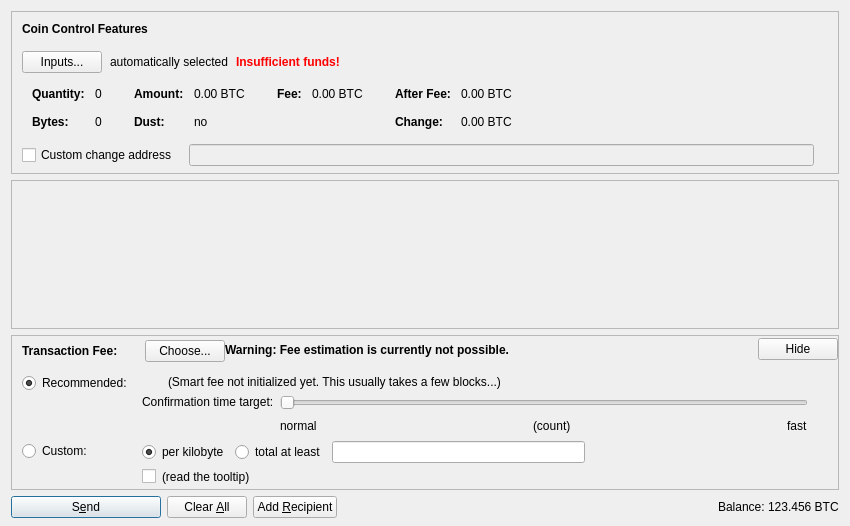
This is src/qt/forms/sendcoinsdialog.ui in bitnet-io/bitnet-core as Qt 5 draws it before an edit. The edited form follows.
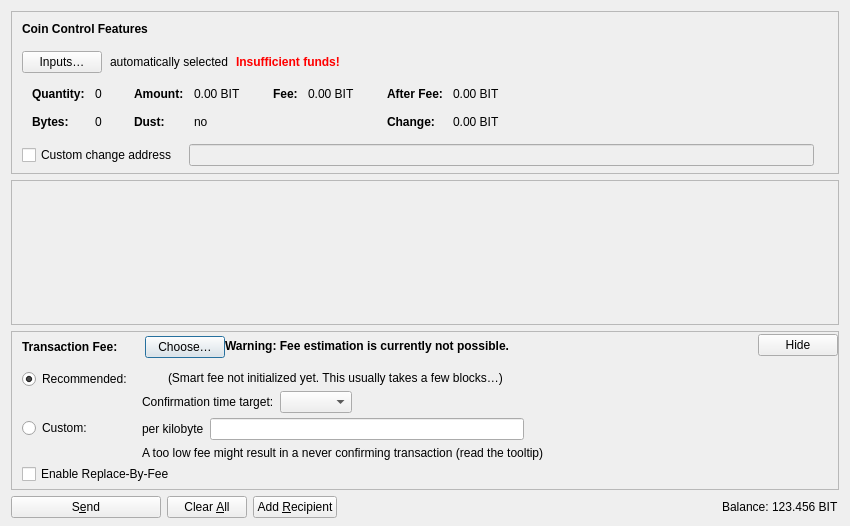
This is the edited form. Icons and pictures are not drawn. Custom widgets are drawn as their Qt base class.

```diff
--- a/src/qt/forms/sendcoinsdialog.ui
+++ b/src/qt/forms/sendcoinsdialog.ui
@@ -107,7 +107,7 @@
              <string notr="true"/>
             </property>
             <property name="text">
-             <string>Inputs...</string>
+             <string>Inputs…</string>
             </property>
             <property name="autoDefault">
              <bool>false</bool>
@@ -324,7 +324,7 @@
                   <enum>Qt::ActionsContextMenu</enum>
                  </property>
                  <property name="text">
-                  <string notr="true">0.00 BTC</string>
+                  <string notr="true">0.00 BIT</string>
                  </property>
                  <property name="textInteractionFlags">
                   <set>Qt::LinksAccessibleByMouse|Qt::TextSelectableByKeyboard|Qt::TextSelectableByMouse</set>
@@ -404,7 +404,7 @@
                   <enum>Qt::ActionsContextMenu</enum>
                  </property>
                  <property name="text">
-                  <string notr="true">0.00 BTC</string>
+                  <string notr="true">0.00 BIT</string>
                  </property>
                  <property name="textInteractionFlags">
                   <set>Qt::LinksAccessibleByMouse|Qt::TextSelectableByKeyboard|Qt::TextSelectableByMouse</set>
@@ -455,7 +455,7 @@
                   <enum>Qt::ActionsContextMenu</enum>
                  </property>
                  <property name="text">
-                  <string notr="true">0.00 BTC</string>
+                  <string notr="true">0.00 BIT</string>
                  </property>
                  <property name="textInteractionFlags">
                   <set>Qt::LinksAccessibleByMouse|Qt::TextSelectableByKeyboard|Qt::TextSelectableByMouse</set>
@@ -484,7 +484,7 @@
                   <enum>Qt::ActionsContextMenu</enum>
                  </property>
                  <property name="text">
-                  <string notr="true">0.00 BTC</string>
+                  <string notr="true">0.00 BIT</string>
                  </property>
                  <property name="textInteractionFlags">
                   <set>Qt::LinksAccessibleByMouse|Qt::TextSelectableByKeyboard|Qt::TextSelectableByMouse</set>
@@ -738,7 +738,7 @@
               <item>
                <widget class="QPushButton" name="buttonChooseFee">
                 <property name="text">
-                 <string>Choose...</string>
+                 <string>Choose…</string>
                 </property>
                </widget>
               </item>
@@ -762,7 +762,7 @@
           <item>
            <widget class="QLabel" name="fallbackFeeWarningLabel">
             <property name="toolTip">
-             <string>Using the fallbackfee can result in sending a transaction that will take several hours or days (or never) to confirm. Consider choosing your fee manually or wait until your have validated the complete chain.</string>
+             <string>Using the fallbackfee can result in sending a transaction that will take several hours or days (or never) to confirm. Consider choosing your fee manually or wait until you have validated the complete chain.</string>
             </property>
             <property name="font">
             <font>
@@ -797,7 +797,7 @@
           <item>
            <widget class="QPushButton" name="buttonMinimizeFee">
             <property name="toolTip">
-             <string>collapse fee-settings</string>
+             <string>Hide transaction fee settings</string>
             </property>
             <property name="text">
              <string>Hide</string>
@@ -846,36 +846,19 @@
                <item>
                 <layout class="QHBoxLayout" name="horizontalLayoutFee13">
                  <item>
-                  <widget class="QRadioButton" name="radioCustomPerKilobyte">
+                  <widget class="QLabel" name="labelCustomPerKilobyte">
                    <property name="toolTip">
-                    <string>If the custom fee is set to 1000 satoshis and the transaction is only 250 bytes, then &quot;per kilobyte&quot; only pays 250 satoshis in fee, while &quot;total at least&quot; pays 1000 satoshis. For transactions bigger than a kilobyte both pay by kilobyte.</string>
+                    <string>Specify a custom fee per kB (1,000 bytes) of the transaction's virtual size.
+
+Note:  Since the fee is calculated on a per-byte basis, a fee rate of "100 satoshis per kvB" for a transaction size of 500 virtual bytes (half of 1 kvB) would ultimately yield a fee of only 50 satoshis.</string>
                    </property>
                    <property name="text">
                     <string>per kilobyte</string>
                    </property>
-                   <property name="checked">
-                    <bool>true</bool>
-                   </property>
-                   <attribute name="buttonGroup">
-                    <string notr="true">groupCustomFee</string>
-                   </attribute>
                   </widget>
                  </item>
                  <item>
-                  <widget class="QRadioButton" name="radioCustomAtLeast">
-                   <property name="toolTip">
-                    <string>If the custom fee is set to 1000 satoshis and the transaction is only 250 bytes, then &quot;per kilobyte&quot; only pays 250 satoshis in fee, while &quot;total at least&quot; pays 1000 satoshis. For transactions bigger than a kilobyte both pay by kilobyte.</string>
-                   </property>
-                   <property name="text">
-                    <string>total at least</string>
-                   </property>
-                   <attribute name="buttonGroup">
-                    <string notr="true">groupCustomFee</string>
-                   </attribute>
-                  </widget>
-                 </item>
-                 <item>
-                  <widget class="BitcoinAmountField" name="customFee"/>
+                  <widget class="BitnetAmountField" name="customFee"/>
                  </item>
                  <item>
                   <spacer name="horizontalSpacer_6">
@@ -895,28 +878,15 @@
                <item>
                 <layout class="QHBoxLayout" name="horizontalLayoutFee8">
                  <item>
-                  <widget class="QCheckBox" name="checkBoxMinimumFee">
-                   <property name="toolTip">
-                    <string>Paying only the minimum fee is just fine as long as there is less transaction volume than space in the blocks. But be aware that this can end up in a never confirming transaction once there is more demand for bitnet transactions than the network can process.</string>
-                   </property>
-                   <property name="text">
-                    <string/>
-                   </property>
-                  </widget>
-                 </item>
-                 <item>
-                  <widget class="QLabel" name="labelMinFeeWarning">
+                  <widget class="QLabel" name="labelCustomFeeWarning">
                    <property name="enabled">
                     <bool>true</bool>
                    </property>
                    <property name="toolTip">
-                    <string>Paying only the minimum fee is just fine as long as there is less transaction volume than space in the blocks. But be aware that this can end up in a never confirming transaction once there is more demand for bitnet transactions than the network can process.</string>
+                    <string>When there is less transaction volume than space in the blocks, miners as well as relaying nodes may enforce a minimum fee. Paying only this minimum fee is just fine, but be aware that this can result in a never confirming transaction once there is more demand for bitnet transactions than the network can process.</string>
                    </property>
                    <property name="text">
-                    <string>(read the tooltip)</string>
-                   </property>
-                   <property name="margin">
-                    <number>5</number>
+                    <string>A too low fee might result in a never confirming transaction (read the tooltip)</string>
                    </property>
                   </widget>
                  </item>
@@ -1009,9 +979,6 @@
                    <property name="text">
                     <string/>
                    </property>
-                   <property name="margin">
-                    <number>2</number>
-                   </property>
                   </widget>
                  </item>
                  <item>
@@ -1024,10 +991,7 @@
                  <item>
                   <widget class="QLabel" name="labelSmartFee2">
                    <property name="text">
-                    <string>(Smart fee not initialized yet. This usually takes a few blocks...)</string>
-                   </property>
-                   <property name="margin">
-                    <number>2</number>
+                    <string>(Smart fee not initialized yet. This usually takes a few blocks…)</string>
                    </property>
                   </widget>
                  </item>
@@ -1055,24 +1019,8 @@
                      <property name="text">
                       <string>Confirmation time target:</string>
                      </property>
-                     <property name="margin">
-                      <number>2</number>
-                     </property>
                     </widget>
                    </item>
-                   <item>
-                    <spacer name="verticalSpacer_3">
-                     <property name="orientation">
-                      <enum>Qt::Vertical</enum>
-                     </property>
-                     <property name="sizeHint" stdset="0">
-                      <size>
-                       <width>1</width>
-                       <height>1</height>
-                      </size>
-                     </property>
-                    </spacer>
-                   </item>
                   </layout>
                  </item>
                  <item>
@@ -1081,44 +1029,15 @@
                     <number>30</number>
                    </property>
                    <item>
-                    <widget class="QSlider" name="sliderSmartFee">
-                     <property name="minimum">
+                    <layout class="QHBoxLayout" name="horizontalLayoutConfTarget">
+                     <property name="bottomMargin">
                       <number>0</number>
                      </property>
-                     <property name="maximum">
-                      <number>23</number>
-                     </property>
-                     <property name="pageStep">
-                      <number>1</number>
-                     </property>
-                     <property name="value">
-                      <number>0</number>
-                     </property>
-                     <property name="orientation">
-                      <enum>Qt::Horizontal</enum>
-                     </property>
-                     <property name="invertedAppearance">
-                      <bool>false</bool>
-                     </property>
-                     <property name="invertedControls">
-                      <bool>false</bool>
-                     </property>
-                     <property name="tickPosition">
-                      <enum>QSlider::NoTicks</enum>
-                     </property>
-                    </widget>
-                   </item>
-                   <item>
-                    <layout class="QHBoxLayout" name="horizontalLayoutFee10">
                      <item>
-                      <widget class="QLabel" name="labelSmartFeeNormal">
-                       <property name="text">
-                        <string>normal</string>
-                       </property>
-                      </widget>
+                      <widget class="QComboBox" name="confTargetSelector"/>
                      </item>
                      <item>
-                      <spacer name="horizontalSpacer_7">
+                      <spacer name="horizontalSpacerConfTarget">
                        <property name="orientation">
                         <enum>Qt::Horizontal</enum>
                        </property>
@@ -1130,33 +1049,6 @@
                        </property>
                       </spacer>
                      </item>
-                     <item>
-                      <widget class="QLabel" name="confirmationTargetLabel">
-                       <property name="text">
-                        <string notr="true">(count)</string>
-                       </property>
-                      </widget>
-                     </item>
-                     <item>
-                      <spacer name="horizontalSpacer_3">
-                       <property name="orientation">
-                        <enum>Qt::Horizontal</enum>
-                       </property>
-                       <property name="sizeHint" stdset="0">
-                        <size>
-                         <width>40</width>
-                         <height>20</height>
-                        </size>
-                       </property>
-                      </spacer>
-                     </item>
-                     <item>
-                      <widget class="QLabel" name="labelSmartFeeFast">
-                       <property name="text">
-                        <string>fast</string>
-                       </property>
-                      </widget>
-                     </item>
                     </layout>
                    </item>
                   </layout>
@@ -1180,6 +1072,16 @@
              </item>
             </layout>
            </item>
+           <item>
+            <widget class="QCheckBox" name="optInRBF">
+             <property name="text">
+              <string>Enable Replace-By-Fee</string>
+             </property>
+             <property name="toolTip">
+              <string>With Replace-By-Fee (BIP-125) you can increase a transaction's fee after it is sent. Without this, a higher fee may be recommended to compensate for increased transaction delay risk.</string>
+             </property>
+            </widget>
+           </item>
           </layout>
          </widget>
         </item>
@@ -1190,8 +1092,8 @@
           </property>
           <property name="sizeHint" stdset="0">
            <size>
-            <width>800</width>
-            <height>1</height>
+            <width>40</width>
+            <height>5</height>
            </size>
           </property>
          </spacer>
@@ -1218,14 +1120,14 @@
         <string>S&amp;end</string>
        </property>
        <property name="icon">
-        <iconset resource="../bitcoin.qrc">
+        <iconset resource="../bitnet.qrc">
          <normaloff>:/icons/send</normaloff>:/icons/send</iconset>
        </property>
        <property name="autoDefault">
         <bool>false</bool>
        </property>
        <property name="default">
-        <bool>true</bool>
+        <bool>false</bool>
        </property>
       </widget>
      </item>
@@ -1244,7 +1146,7 @@
         <string>Clear &amp;All</string>
        </property>
        <property name="icon">
-        <iconset resource="../bitcoin.qrc">
+        <iconset resource="../bitnet.qrc">
          <normaloff>:/icons/remove</normaloff>:/icons/remove</iconset>
        </property>
        <property name="autoDefault">
@@ -1261,7 +1163,7 @@
         <string>Add &amp;Recipient</string>
        </property>
        <property name="icon">
-        <iconset resource="../bitcoin.qrc">
+        <iconset resource="../bitnet.qrc">
          <normaloff>:/icons/add</normaloff>:/icons/add</iconset>
        </property>
        <property name="autoDefault">
@@ -1288,7 +1190,7 @@
         <number>3</number>
        </property>
        <item>
-        <widget class="QLabel" name="label">
+        <widget class="QLabel" name="labelBalanceName">
          <property name="sizePolicy">
           <sizepolicy hsizetype="Preferred" vsizetype="Fixed">
            <horstretch>0</horstretch>
@@ -1312,7 +1214,7 @@
           <cursorShape>IBeamCursor</cursorShape>
          </property>
          <property name="text">
-          <string notr="true">123.456 BTC</string>
+          <string notr="true">123.456 BIT</string>
          </property>
          <property name="textInteractionFlags">
           <set>Qt::LinksAccessibleByMouse|Qt::TextSelectableByKeyboard|Qt::TextSelectableByMouse</set>
@@ -1329,21 +1231,20 @@
   <customwidget>
    <class>QValidatedLineEdit</class>
    <extends>QLineEdit</extends>
-   <header>qvalidatedlineedit.h</header>
+   <header>qt/qvalidatedlineedit.h</header>
   </customwidget>
   <customwidget>
-   <class>BitcoinAmountField</class>
+   <class>BitnetAmountField</class>
    <extends>QLineEdit</extends>
-   <header>bitcoinamountfield.h</header>
+   <header>qt/bitnetamountfield.h</header>
    <container>1</container>
   </customwidget>
  </customwidgets>
  <resources>
-  <include location="../bitcoin.qrc"/>
+  <include location="../bitnet.qrc"/>
  </resources>
  <connections/>
  <buttongroups>
   <buttongroup name="groupFee"/>
-  <buttongroup name="groupCustomFee"/>
  </buttongroups>
 </ui>
```
